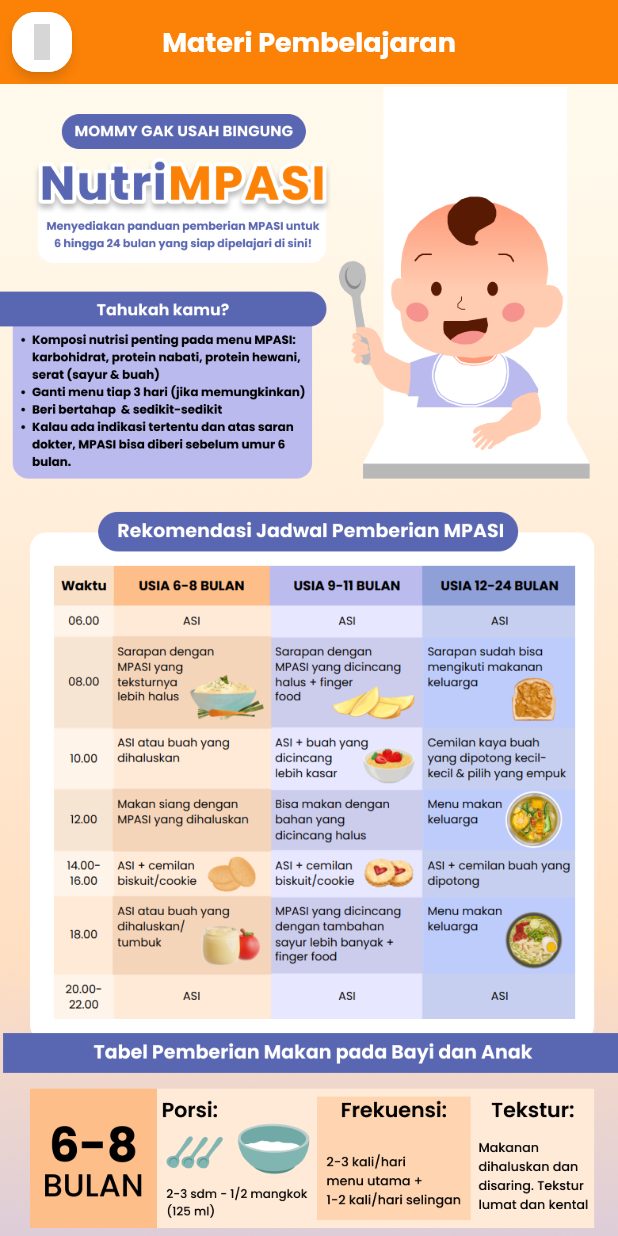
After one commit to rian1504/NutriMPASI-Mobile, a Flutter app: the LearningMaterialScreen screen opened directly, on a phone screen of 412 x 824 dp. The commit adds this screen. Run offline on Flutter 3.47's test engine with Material 3 defaults, Android fonts, the phone set to English and light mode, and no system bars; our stand-ins replace curved_navigation_bar, dio, flutter_bloc, flutter_dotenv, flutter_secure_storage, google_generative_ai and 3 more; accounts and stored records are empty; network calls fail; grey boxes are pictures that could not be loaded.

Commit message:
feat(learning material): add Learning Material screen and background image

```diff
--- /dev/null
+++ b/lib/screens/features/learning_material_screen.dart
@@ -0,0 +1,67 @@
+import 'package:flutter/material.dart';
+import 'package:flutter/services.dart';
+import 'package:material_symbols_icons/symbols.dart';
+import 'package:nutrimpasi/constants/colors.dart';
+
+class LearningMaterialScreen extends StatelessWidget {
+  const LearningMaterialScreen({super.key});
+
+  @override
+  Widget build(BuildContext context) {
+    return Scaffold(
+      backgroundColor: AppColors.background,
+      appBar: AppBar(
+        backgroundColor: AppColors.primary,
+        elevation: 0,
+        leading: Padding(
+          padding: const EdgeInsets.all(8.0),
+          child: Material(
+            elevation: 3,
+            shadowColor: Colors.black54,
+            borderRadius: BorderRadius.circular(16),
+            child: Container(
+              decoration: BoxDecoration(
+                color: Colors.white,
+                borderRadius: BorderRadius.circular(16),
+              ),
+              child: IconButton(
+                icon: const Icon(
+                  Symbols.arrow_back_ios_new_rounded,
+                  color: AppColors.textBlack,
+                  size: 24,
+                ),
+                padding: EdgeInsets.zero,
+                onPressed: () => Navigator.pop(context),
+              ),
+            ),
+          ),
+        ),
+        title: const Text(
+          'Materi Pembelajaran',
+          style: TextStyle(
+            color: Colors.white,
+            fontSize: 18,
+            fontWeight: FontWeight.bold,
+          ),
+        ),
+        centerTitle: true,
+        systemOverlayStyle: const SystemUiOverlayStyle(
+          statusBarColor: AppColors.primary,
+          statusBarIconBrightness: Brightness.light,
+        ),
+      ),
+      body: SingleChildScrollView(
+        child: Column(
+          children: [
+            // Gambar Materi Pembelajaran
+            Image.asset(
+              'assets/images/background/materi_pembelajaran.png',
+              width: double.infinity,
+              fit: BoxFit.fitWidth,
+            ),
+          ],
+        ),
+      ),
+    );
+  }
+}
```
Also changed, not shown: lib/screens/home_screen.dart (+7 -1 lines), lib/screens/notification_screen.dart (+44 -6 lines), assets/images/background/materi_pembelajaran.png (added).
